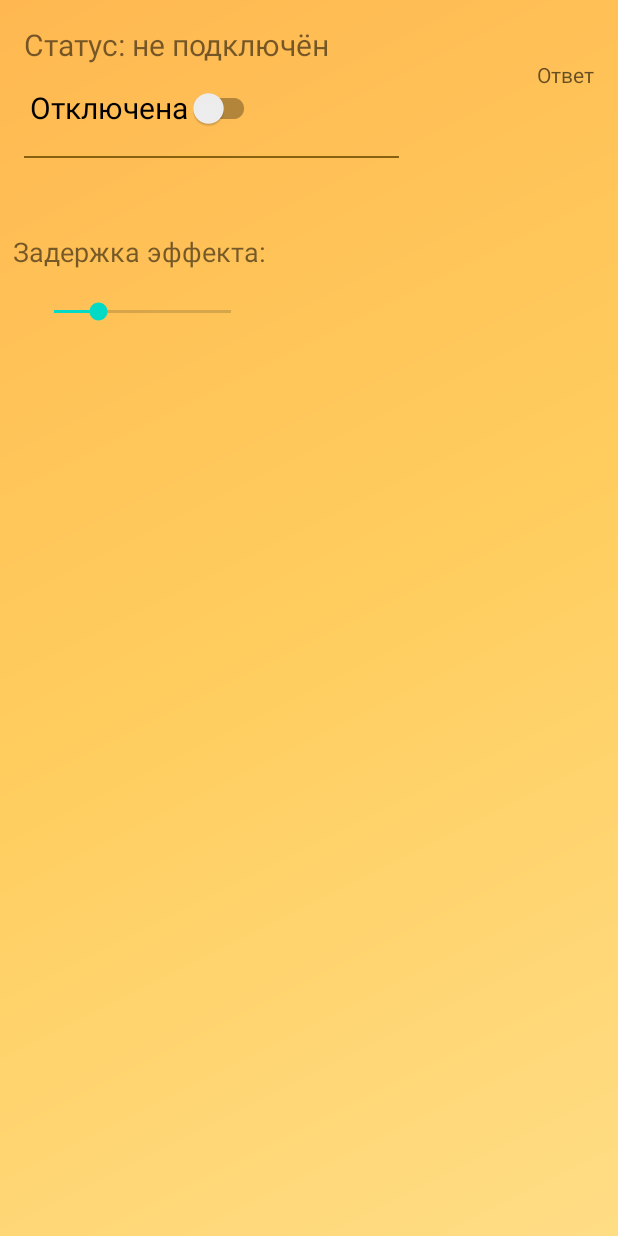
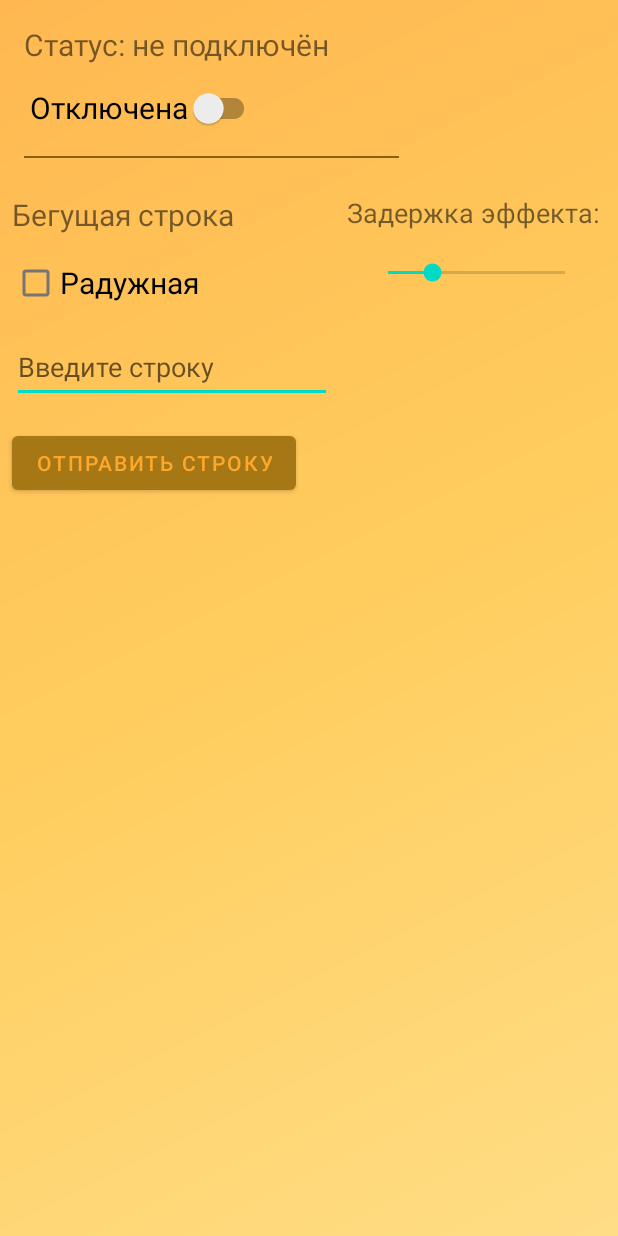
Before and after one commit to EmptyLibra/SmartGarlandApp_Esp8266, an Android app: the layout fragment_settings.xml on its own in the app's theme, with its tools: preview values and no code run, on a phone screen of 412 x 824 dp. Run offline under Robolectric (Android 15) with nearby library versions, the phone set to English and light mode, and no system bars.

Commit message:
Добавляет возможность отправлять бегущую строку на ESP

```diff
--- a/app/src/main/AndroidManifest.xml
+++ b/app/src/main/AndroidManifest.xml
@@ -18,6 +18,7 @@
         <activity
             android:name=".MainActivity"
             android:exported="true"
+            android:windowSoftInputMode="adjustPan"
             android:screenOrientation="portrait">
             <intent-filter>
                 <action android:name="android.intent.action.MAIN" />
--- a/app/src/main/res/layout/activity_main.xml
+++ b/app/src/main/res/layout/activity_main.xml
@@ -13,7 +13,8 @@
     <androidx.fragment.app.FragmentContainerView
         android:id="@+id/content_main"
         android:layout_width="match_parent"
-        android:layout_height="match_parent">
+        android:layout_height="match_parent"
+        tools:layout="@layout/fragment_settings">
     </androidx.fragment.app.FragmentContainerView>
 
     <com.google.android.material.navigation.NavigationView
--- a/app/src/main/res/layout/fragment_settings.xml
+++ b/app/src/main/res/layout/fragment_settings.xml
@@ -47,18 +47,6 @@
             app:layout_constraintStart_toStartOf="@+id/tvConnectStatus"
             app:layout_constraintTop_toTopOf="parent" />
 
-        <TextView
-            android:id="@+id/tvState"
-            android:layout_width="wrap_content"
-            android:layout_height="wrap_content"
-            android:layout_marginTop="40dp"
-            android:layout_marginEnd="16dp"
-            android:gravity="center"
-            android:hint="Ответ"
-            android:textAlignment="gravity"
-            app:layout_constraintEnd_toEndOf="parent"
-            app:layout_constraintTop_toTopOf="parent" />
-
         <SeekBar
             android:id="@+id/seekBarEffectDelay"
             android:layout_width="150dp"
@@ -76,13 +64,57 @@
             android:id="@+id/tvEffectDelay"
             android:layout_width="wrap_content"
             android:layout_height="wrap_content"
-            android:layout_marginStart="8dp"
-            android:layout_marginTop="50dp"
+            android:layout_marginTop="24dp"
+            android:layout_marginEnd="8dp"
             android:text="Задержка эффекта: "
             android:textAlignment="center"
             android:textSize="18sp"
+            app:layout_constraintEnd_toEndOf="parent"
+            app:layout_constraintTop_toBottomOf="@+id/view" />
+
+        <Button
+            android:id="@+id/sendRunStr"
+            android:layout_width="wrap_content"
+            android:layout_height="wrap_content"
+            android:layout_marginTop="16dp"
+            android:text="Отправить строку"
+            app:layout_constraintStart_toStartOf="@+id/editTextRunningStr"
+            app:layout_constraintTop_toBottomOf="@+id/editTextRunningStr" />
+
+        <TextView
+            android:id="@+id/textView2"
+            android:layout_width="wrap_content"
+            android:layout_height="wrap_content"
+            android:layout_marginStart="8dp"
+            android:layout_marginTop="24dp"
+            android:text="Бегущая строка"
+            android:textAlignment="gravity"
+
+            android:textSize="20sp"
             app:layout_constraintStart_toStartOf="parent"
             app:layout_constraintTop_toBottomOf="@+id/view" />
+
+        <EditText
+            android:id="@+id/editTextRunningStr"
+            android:layout_width="wrap_content"
+            android:layout_height="wrap_content"
+            android:layout_marginTop="8dp"
+            android:ems="10"
+            android:hint="Введите строку"
+            android:inputType="textPersonName|textCapCharacters"
+            android:minHeight="48dp"
+            app:layout_constraintStart_toStartOf="@+id/chBoxRainbowStr"
+            app:layout_constraintTop_toBottomOf="@+id/chBoxRainbowStr" />
+
+        <CheckBox
+            android:id="@+id/chBoxRainbowStr"
+            android:layout_width="wrap_content"
+            android:layout_height="wrap_content"
+            android:layout_marginTop="8dp"
+            android:text="Радужная"
+            android:textSize="20sp"
+            app:layout_constraintStart_toStartOf="@+id/textView2"
+            app:layout_constraintTop_toBottomOf="@+id/textView2" />
 
     </androidx.constraintlayout.widget.ConstraintLayout>
 
--- a/app/src/main/res/menu/nav_menu.xml
+++ b/app/src/main/res/menu/nav_menu.xml
@@ -28,10 +28,6 @@
     <item android:title="Прочее">
         <menu>
             <item
-                android:id="@+id/nav_for_developer"
-                android:icon="@drawable/ic_nav_menu_for_developer"
-                android:title="Для разарботчика"/>
-            <item
                 android:id="@+id/nav_about_app"
                 android:icon="@android:drawable/ic_menu_help"
                 android:title="О приложении" />
--- a/app/src/main/res/menu/toolbar_menu.xml
+++ b/app/src/main/res/menu/toolbar_menu.xml
@@ -6,5 +6,11 @@
         android:id="@+id/change_color"
         android:icon="@drawable/ic_palette"
         app:showAsAction="ifRoom"
+        android:orderInCategory="2"/>
+    <item
+        android:title="Logs"
+        android:id="@+id/logs"
+        android:icon="@drawable/ic_logs"
+        app:showAsAction="ifRoom"
         android:orderInCategory="1"/>
 </menu>
--- a/build.gradle
+++ b/build.gradle
@@ -5,8 +5,8 @@ buildscript {
         mavenCentral()
     }
     dependencies {
-        classpath 'com.android.tools.build:gradle:7.2.2'
-        classpath "org.jetbrains.kotlin:kotlin-gradle-plugin:1.5.20"
+        classpath 'com.android.tools.build:gradle:7.3.1'
+        classpath 'org.jetbrains.kotlin:kotlin-gradle-plugin:1.5.21'
 
         // NOTE: Do not place your application dependencies here; they belong
         // in the individual module build.gradle files
```
Also changed, not shown: app/src/main/java/com/master/esp8266_addressledscontroller/MainActivity.kt (+28 -3 lines), app/src/main/java/com/master/esp8266_addressledscontroller/nav_fragments/EffectsListAdapter.kt (+16 -16 lines), app/src/main/java/com/master/esp8266_addressledscontroller/nav_fragments/SettingsFragment.kt (+39 -3 lines), gradle/wrapper/gradle-wrapper.properties, 1 other file.
